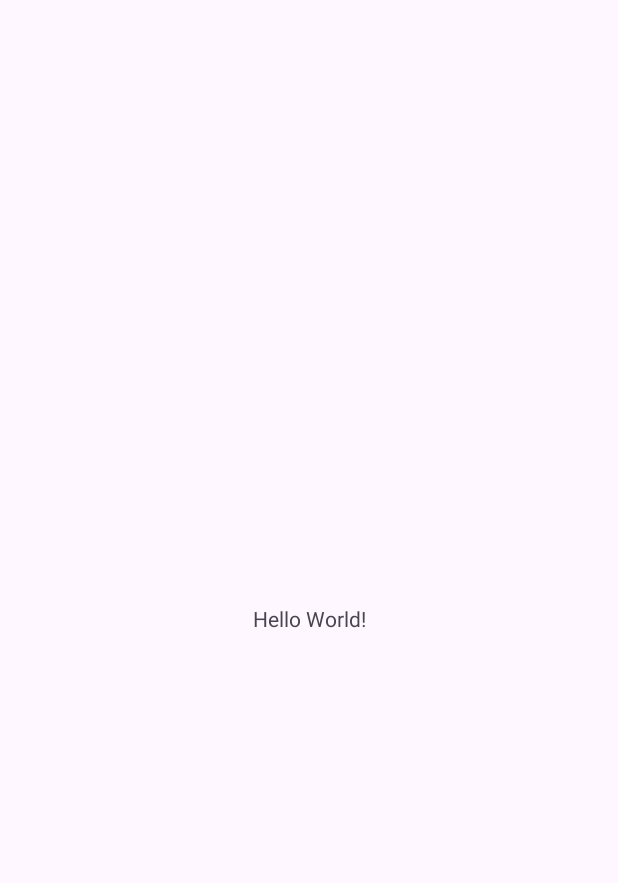
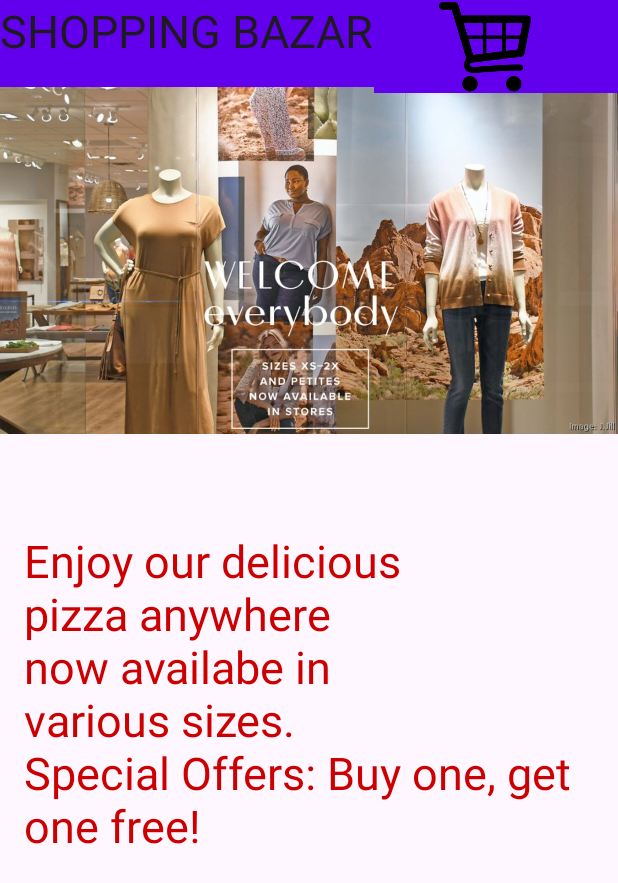
Before and after one commit to shaktizanzari/androidstudioproject-SHOPPING-BAZAR-mobile-application-for-buying-cloths, an Android app: the screen it shows after launch (MainActivity), on a phone screen of 412 x 824 dp. Before the commit the part shown is almost empty. Shown: the top 883 px of the screen. Run offline under Robolectric (Android 15) with nearby library versions, the phone set to English and light mode, and no system bars.

Commit message:
this is 2nd commit

```diff
--- a/app/build.gradle.kts
+++ b/app/build.gradle.kts
@@ -4,11 +4,11 @@ plugins {
 
 android {
     namespace = "com.example.approject"
-    compileSdk = 33
+    compileSdk = 34
 
     defaultConfig {
         applicationId = "com.example.approject"
-        minSdk = 24
+        minSdk = 26
         targetSdk = 33
         versionCode = 1
         versionName = "1.0"
--- a/app/src/main/res/layout/activity_main.xml
+++ b/app/src/main/res/layout/activity_main.xml
@@ -1,18 +1,63 @@
 <?xml version="1.0" encoding="utf-8"?>
-<androidx.constraintlayout.widget.ConstraintLayout xmlns:android="http://schemas.android.com/apk/res/android"
+
+<RelativeLayout xmlns:android="http://schemas.android.com/apk/res/android"
     xmlns:app="http://schemas.android.com/apk/res-auto"
     xmlns:tools="http://schemas.android.com/tools"
     android:layout_width="match_parent"
     android:layout_height="match_parent"
     tools:context=".MainActivity">
 
+    android:layout_width="match_parent"
+    android:layout_height="match_parent">
     <TextView
+        android:id="@+id/textView"
         android:layout_width="wrap_content"
+        android:layout_height="62dp"
+        android:background="@color/design_default_color_primary"
+        android:text="SHOPPING BAZAR"
+        android:textAppearance="@style/TextAppearance.AppCompat.Body1"
+        android:textSize="30dp" />
+
+    <androidx.appcompat.widget.Toolbar
+        android:id="@+id/toolbar"
+        android:layout_width="match_parent"
+        android:layout_height="62dp"
+        android:background="@color/design_default_color_primary"
+        android:elevation="4dp"
+        android:layout_toRightOf="@+id/textView"
+        >
+
+        <ImageView
+            android:id="@+id/ic_cart"
+            android:layout_width="116dp"
+            android:layout_height="62dp"
+            android:layout_gravity="start"
+            android:layout_marginStart="16dp"
+            android:onClick="onCartIconClick"
+            android:src="@drawable/ic_cart"
+            android:layout_marginLeft="0dp"
+            />
+
+    </androidx.appcompat.widget.Toolbar>
+
+    <ImageView
+        android:id="@+id/welcome"
+        android:layout_width="match_parent"
+        android:layout_height="327dp"
+        android:layout_below="@+id/toolbar"
+        android:layout_marginTop="-52dp"
+        android:src="@drawable/welcomeimage"
+
+        />
+
+    <TextView
+        android:layout_width="match_parent"
         android:layout_height="wrap_content"
-        android:text="Hello World!"
-        app:layout_constraintBottom_toBottomOf="parent"
-        app:layout_constraintEnd_toEndOf="parent"
-        app:layout_constraintStart_toStartOf="parent"
-        app:layout_constraintTop_toTopOf="parent" />
-
-</androidx.constraintlayout.widget.ConstraintLayout>
+        android:text="Enjoy our delicious pizza anywhere
+                            now availabe in various sizes.
+                            Special Offers: Buy one, get one free!"
+        android:layout_below="@+id/welcome"
+        android:textSize="30dp"
+        android:textColor="@android:color/holo_red_dark"
+        android:padding="16dp"/>
+</RelativeLayout>
```
Also changed, not shown: app/src/main/res/drawable/ic_cart.png (added), app/src/main/res/drawable/welcomeimage.jpg (added).
